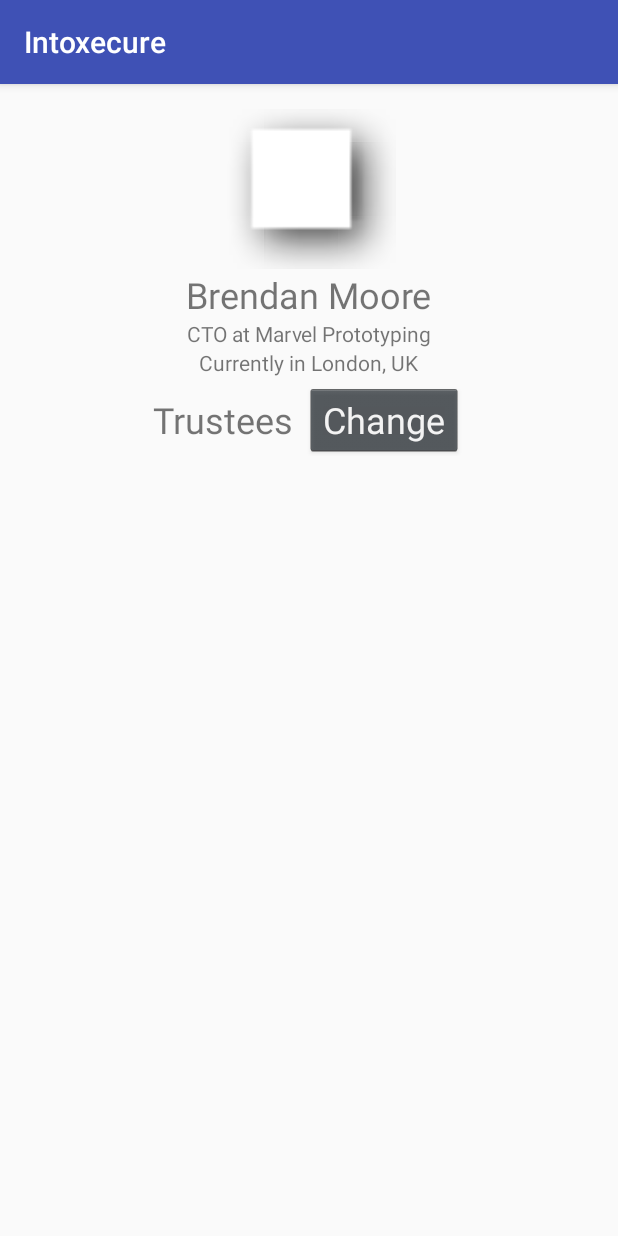
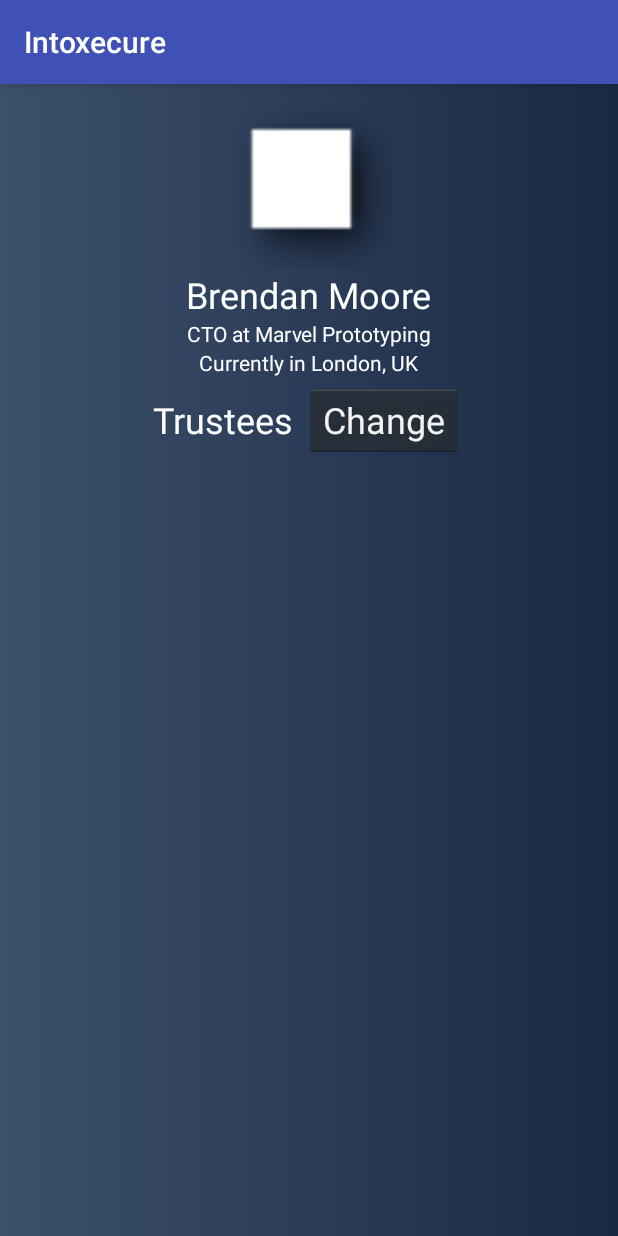
Before and after one commit to Jameyeless/Intoxecure, an Android app: the ProfileActivity screen opened directly, with no data from a screen before it, on a phone screen of 412 x 824 dp. Run offline under Robolectric (Android 15) with nearby library versions, the phone set to English and light mode, and no system bars.

Commit message:
Initial Commit

```diff
--- a/app/src/main/res/layout/activity_profile.xml
+++ b/app/src/main/res/layout/activity_profile.xml
@@ -4,6 +4,7 @@
     xmlns:tools="http://schemas.android.com/tools"
     android:layout_width="match_parent"
     android:layout_height="match_parent"
+    android:background="@drawable/gradient"
     tools:context="com.intoxecure.intoxecure.ProfileActivity">
 
     <ImageView
@@ -21,6 +22,7 @@
         android:layout_width="wrap_content"
         android:layout_height="wrap_content"
         android:text="Brendan Moore"
+        android:textColor="@android:color/white"
         android:textSize="24sp"
         app:layout_constraintLeft_toLeftOf="parent"
         app:layout_constraintRight_toRightOf="parent"
@@ -31,6 +33,7 @@
         android:layout_width="wrap_content"
         android:layout_height="wrap_content"
         android:text="CTO at Marvel Prototyping"
+        android:textColor="@android:color/white"
         app:layout_constraintLeft_toLeftOf="parent"
         app:layout_constraintRight_toRightOf="parent"
         app:layout_constraintTop_toBottomOf="@+id/textView2" />
@@ -40,6 +43,7 @@
         android:layout_width="wrap_content"
         android:layout_height="wrap_content"
         android:text="Currently in London, UK"
+        android:textColor="@android:color/white"
         app:layout_constraintHorizontal_bias="0.498"
         app:layout_constraintLeft_toLeftOf="parent"
         app:layout_constraintRight_toRightOf="parent"
@@ -73,8 +77,8 @@
             style="@android:style/Widget.Holo.Button"
             android:layout_width="wrap_content"
             android:layout_height="wrap_content"
+            android:layout_marginLeft="8dp"
             android:layout_marginStart="8dp"
-            android:layout_marginLeft="8dp"
             android:text="Change"
             android:textSize="24sp"
             app:layout_constraintStart_toEndOf="@+id/textView" />
@@ -84,6 +88,7 @@
             android:layout_width="wrap_content"
             android:layout_height="wrap_content"
             android:text="Trustees"
+            android:textColor="@android:color/white"
             android:textSize="24sp"
             app:layout_constraintBottom_toBottomOf="parent"
             app:layout_constraintStart_toStartOf="parent"
```
